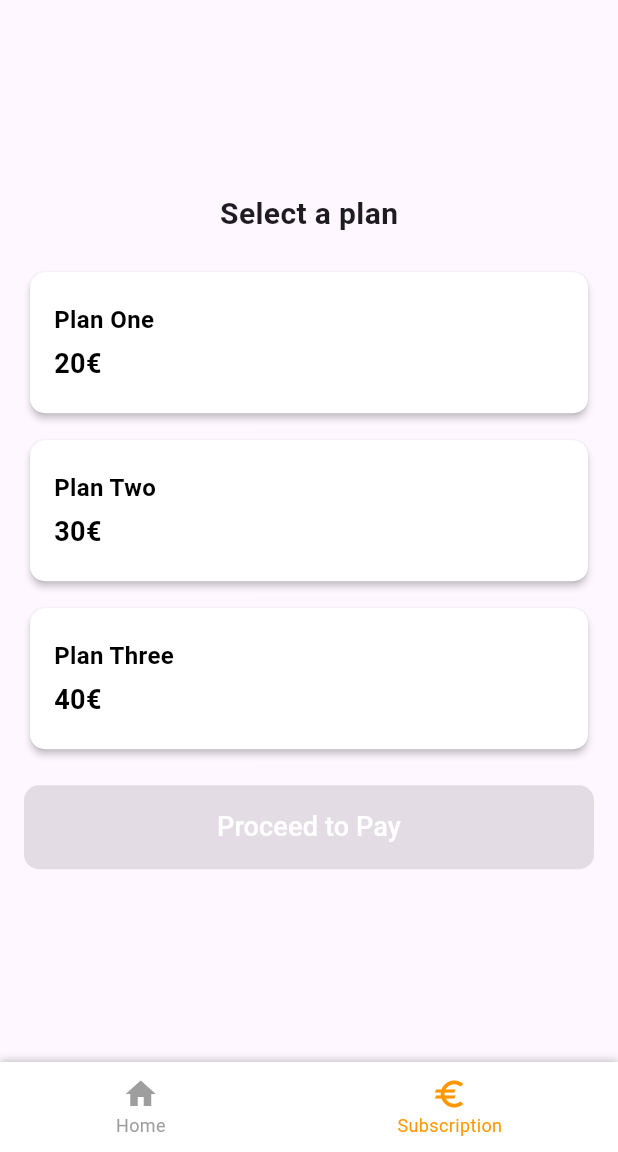
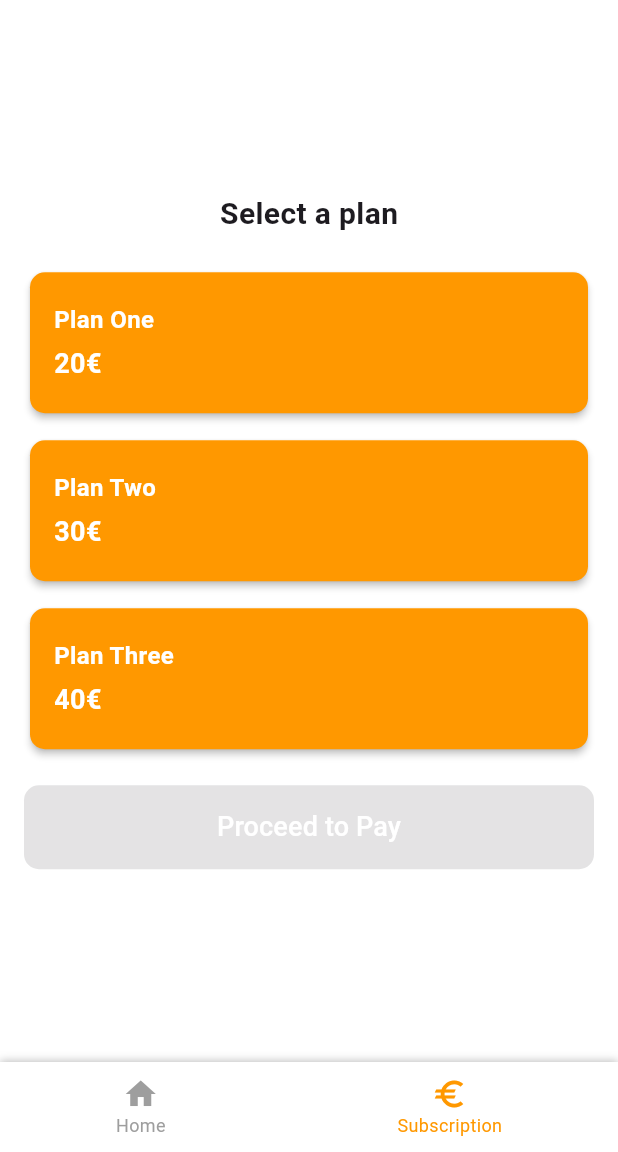
Before and after one commit to Theproxycos/pulse_gym, a Flutter app: the SubscriptionPage screen opened by its route, on a phone screen of 412 x 824 dp, the part 84-1236 px from its top. Run offline on Flutter 3.47's test engine with Material 3 defaults, Android fonts, the phone set to English and light mode, and no system bars.

Commit message:
changes for everything

```diff
--- /dev/null
+++ b/lib/data/plan_data.dart
@@ -0,0 +1,33 @@
+class Plan {
+  final String title;
+  final String price;
+  final String description;
+
+  Plan({
+    required this.title,
+    required this.price,
+    required this.description,
+  });
+}
+
+// Lista de planos com suas descrições
+final List<Plan> plans = [
+  Plan(
+    title: 'Plan One',
+    price: '20€',
+    description:
+        'Este plano oferece acesso básico à academia, com sessões ilimitadas durante a semana.',
+  ),
+  Plan(
+    title: 'Plan Two',
+    price: '30€',
+    description:
+        'Este plano inclui acesso ilimitado e também a possibilidade de treinos personalizados com um coach.',
+  ),
+  Plan(
+    title: 'Plan Three',
+    price: '40€',
+    description:
+        'Plano premium com todos os benefícios do plano anterior e acesso a aulas exclusivas e eventos especiais.',
+  ),
+];
--- a/lib/screens/homepage.dart
+++ b/lib/screens/homepage.dart
@@ -7,6 +7,7 @@ class HomePage extends StatelessWidget {
   @override
   Widget build(BuildContext context) {
     return Scaffold(
+      backgroundColor: Colors.white,
       appBar: AppBar(
         backgroundColor: Colors.white,
         title: Row(
--- a/lib/screens/login.dart
+++ b/lib/screens/login.dart
@@ -10,6 +10,7 @@ class Login extends StatelessWidget {
   @override
   Widget build(BuildContext context) {
     return Scaffold(
+      backgroundColor: Colors.white,
       appBar: AppBar(
         automaticallyImplyLeading: false, // Remove a seta de voltar
         centerTitle: true,
--- a/lib/screens/newpass.dart
+++ b/lib/screens/newpass.dart
@@ -10,6 +10,7 @@ class Newpass extends StatelessWidget {
   @override
   Widget build(BuildContext context) {
     return Scaffold(
+      backgroundColor: Colors.white,
       appBar: AppBar(
         leading: IconButton(
           icon: Icon(Icons.arrow_back, color: Colors.black),
--- a/lib/screens/subscription_page.dart
+++ b/lib/screens/subscription_page.dart
@@ -1,7 +1,8 @@
 import 'package:flutter/material.dart';
-import 'package:pulse_gym/screens/homepage.dart';
+import '../data/plan_data.dart'; // Ajuste o caminho conforme necessário
 
 import '../widgets/custom_bottom_nav_bar.dart';
+import 'plan_description.dart';
 
 class SubscriptionPage extends StatefulWidget {
   const SubscriptionPage({Key? key}) : super(key: key);
@@ -17,6 +18,7 @@ class _SubscriptionPageState extends State<SubscriptionPage> {
   @override
   Widget build(BuildContext context) {
     return Scaffold(
+      backgroundColor: Colors.white,
       appBar: AppBar(
         backgroundColor: Colors.white,
         title: Row(
@@ -64,6 +66,7 @@ class _SubscriptionPageState extends State<SubscriptionPage> {
               title: "Plan One",
               price: "20€",
               index: 0,
+              description: "Description for Plan One",
             ),
             const SizedBox(height: 10),
             _buildPlanCard(
@@ -71,6 +74,7 @@ class _SubscriptionPageState extends State<SubscriptionPage> {
               title: "Plan Two",
               price: "30€",
               index: 1,
+              description: "Description for Plan Two",
             ),
             const SizedBox(height: 10),
             _buildPlanCard(
@@ -78,6 +82,7 @@ class _SubscriptionPageState extends State<SubscriptionPage> {
               title: "Plan Three",
               price: "40€",
               index: 2,
+              description: "Description for Plan Three",
             ),
             const SizedBox(
                 height: 20), // Espaço extra entre as caixas e o botão
@@ -119,6 +124,7 @@ class _SubscriptionPageState extends State<SubscriptionPage> {
     required String title,
     required String price,
     required int index,
+    required String description, // Agora passa a descrição para cada plano
   }) {
     final isSelected = selectedPlanIndex == index;
 
@@ -131,7 +137,9 @@ class _SubscriptionPageState extends State<SubscriptionPage> {
         });
       },
       child: Card(
-        color: isSelected ? Colors.orange : Colors.white,
+        color: isSelected
+            ? Colors.orange[300]
+            : Colors.orange, // Cor mais clara quando selecionado
         elevation: 2,
         shape: RoundedRectangleBorder(
           borderRadius: BorderRadius.circular(10),
@@ -149,7 +157,9 @@ class _SubscriptionPageState extends State<SubscriptionPage> {
                     style: TextStyle(
                       fontSize: 16,
                       fontWeight: FontWeight.bold,
-                      color: isSelected ? Colors.white : Colors.black,
+                      color: isSelected
+                          ? Colors.black
+                          : Colors.white, // Cor do texto invertida
                     ),
                   ),
                   const SizedBox(height: 5),
@@ -158,16 +168,32 @@ class _SubscriptionPageState extends State<SubscriptionPage> {
                     style: TextStyle(
                       fontSize: 18,
                       fontWeight: FontWeight.bold,
-                      color: isSelected ? Colors.white : Colors.black,
+                      color: isSelected
+                          ? Colors.black
+                          : Colors.white, // Cor do texto invertida
                     ),
                   ),
                 ],
               ),
               if (isSelected)
-                const Icon(
-                  Icons.info_outline,
-                  color: Colors
-                      .white, // Ícone de descrição (aparece quando selecionado)
+                IconButton(
+                  icon: const Icon(
+                    Icons.info_outline,
+                    color: Colors
+                        .black, // Ícone de descrição (aparece quando selecionado)
+                  ),
+                  onPressed: () {
+                    // Navegar para a página de descrição do plano
+                    Navigator.push(
+                      context,
+                      MaterialPageRoute(
+                        builder: (context) => PlanDescriptionPage(
+                          planTitle: title,
+                          planDescription: description,
+                        ),
+                      ),
+                    );
+                  },
                 ),
             ],
           ),
```
Also changed, not shown: lib/screens/plan_description.dart (added, +33 -0 lines).
